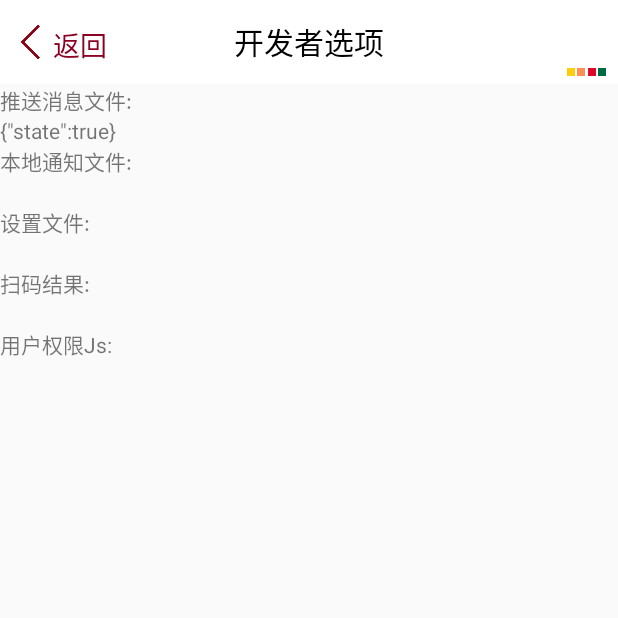
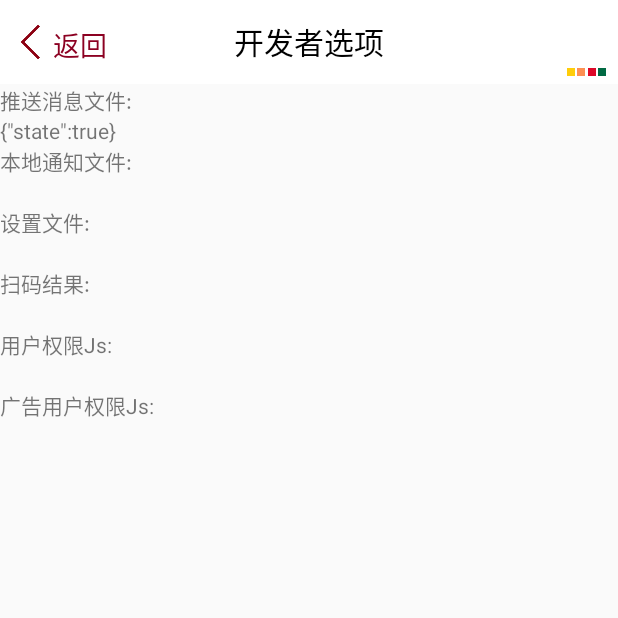
Before and after one commit to dengDWB/pm-android, an Android app: the DeveloperActivity screen opened directly, with no data from a screen before it, on a phone screen of 412 x 824 dp, the top half of it. Run offline under Robolectric (Android 15) with nearby library versions, the phone set to English and light mode, and no system bars; libraries missing offline, so code that uses them is left out: com.handmark.pulltorefresh, com.pgyersdk.crash, com.pgyersdk.javabean, com.pgyersdk.update, com.squareup.leakcanary and 1 more; network calls fail.

Commit message:
for merge

```diff
--- a/app/src/main/java/com/intfocus/hdmcre/DashboardActivity.java
+++ b/app/src/main/java/com/intfocus/hdmcre/DashboardActivity.java
@@ -974,9 +974,6 @@ public class DashboardActivity extends BaseActivity {
                                 FileUtil.copyFile(outPath, userPermissionPath);
                             } else {
                                 Toast.makeText(DashboardActivity.this, "用户权限验证失败", Toast.LENGTH_SHORT).show();
-                                runOnUiThread(new Runnable() {
-                                    @Override
-                                    public void run() {
                                 SharedPreferences mSharedPreferences = mContext.getSharedPreferences("loginState",MODE_PRIVATE);
                                 SharedPreferences.Editor mEditor = mSharedPreferences.edit();
                                 mEditor.putBoolean("isLogin",false);
@@ -985,8 +982,6 @@ public class DashboardActivity extends BaseActivity {
                                 Intent intent = new Intent(DashboardActivity.this, LoginActivity.class);
                                 startActivity(intent);
                                 finish();
-                                    }
-                                });
                             }
                         }
                     });
--- a/app/src/main/java/com/intfocus/hdmcre/DeveloperActivity.java
+++ b/app/src/main/java/com/intfocus/hdmcre/DeveloperActivity.java
@@ -8,7 +8,7 @@ import com.intfocus.hdmcre.util.FileUtil;
 import com.intfocus.hdmcre.util.K;
 
 public class DeveloperActivity extends BaseActivity {
-    private TextView behaviorTv,settingTv,notificationTv,barcodeTv, userPermissionTv;
+    private TextView behaviorTv,settingTv,notificationTv,barcodeTv, userPermissionTv, adUserPermission;
 
     @Override
     protected void onCreate(Bundle savedInstanceState) {
@@ -24,6 +24,7 @@ public class DeveloperActivity extends BaseActivity {
         notificationTv = (TextView) findViewById(R.id.notificationTv);
         barcodeTv = (TextView) findViewById(R.id.barcodeTv);
         userPermissionTv = (TextView) findViewById(R.id.userPermissionTv);
+        adUserPermission = (TextView) findViewById(R.id.adUserPermissionTv);
     }
 
     public void initData() {
@@ -51,6 +52,11 @@ public class DeveloperActivity extends BaseActivity {
         if (FileUtil.readFile(userPermissionPath) != null){
             userPermissionTv.setText(FileUtil.readFile(userPermissionPath));
         }
+
+        String adUserPermissionPath = FileUtil.sharedPath(mAppContext) + "/advertisement/assets/javascripts/user_permission.js";
+        if (FileUtil.readFile(adUserPermissionPath) !=null){
+            adUserPermission.setText(FileUtil.readFile(adUserPermissionPath));
+        }
     }
 
     public void dismissActivity(View v) {
--- a/app/src/main/res/layout/activity_developer.xml
+++ b/app/src/main/res/layout/activity_developer.xml
@@ -149,6 +149,20 @@
                     android:layout_height="wrap_content"/>
             </LinearLayout>
 
+            <LinearLayout
+                android:layout_width="wrap_content"
+                android:layout_height="wrap_content"
+                android:orientation="vertical">
+                <TextView
+                    android:layout_width="wrap_content"
+                    android:layout_height="wrap_content"
+                    android:text="广告用户权限Js:"/>
+                <TextView
+                    android:id="@+id/adUserPermissionTv"
+                    android:layout_width="wrap_content"
+                    android:layout_height="wrap_content"/>
+            </LinearLayout>
+
         </LinearLayout>
 
     </ScrollView>
```
Also changed, not shown: app/src/main/java/com/intfocus/hdmcre/SettingActivity.java (+14 -8 lines), app/src/main/java/com/intfocus/hdmcre/view/BadgeView.java (added, +241 -0 lines), app/src/main/res/layout/activity_dashboard.xml (+2 -10 lines). Lines whose indentation alone changed are shown as unchanged.
